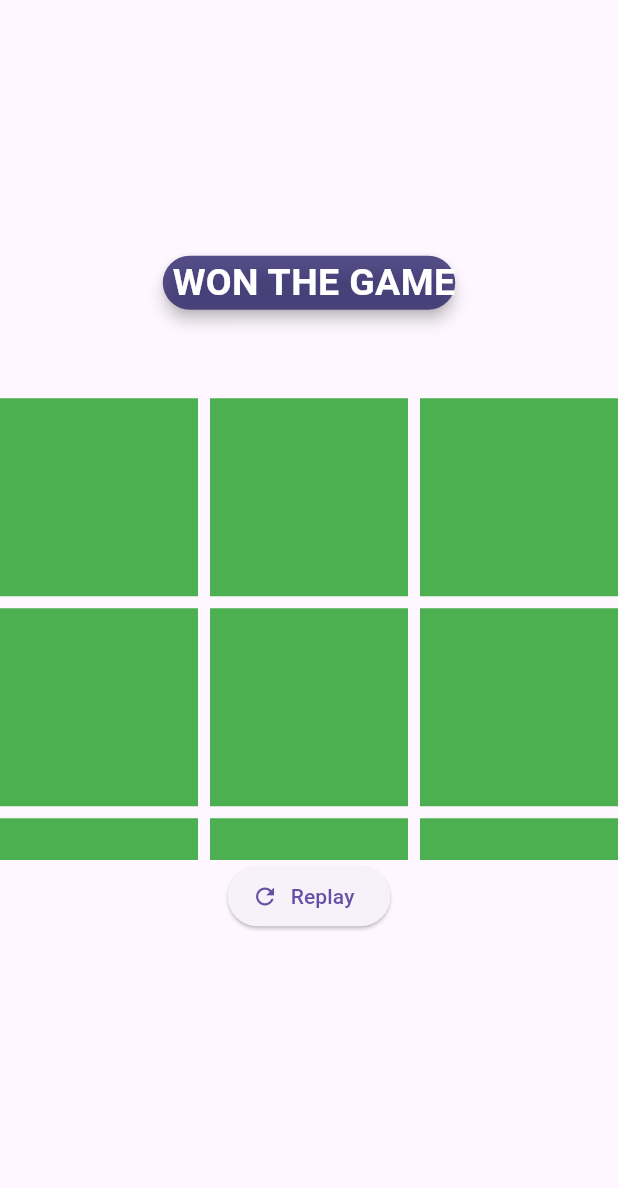
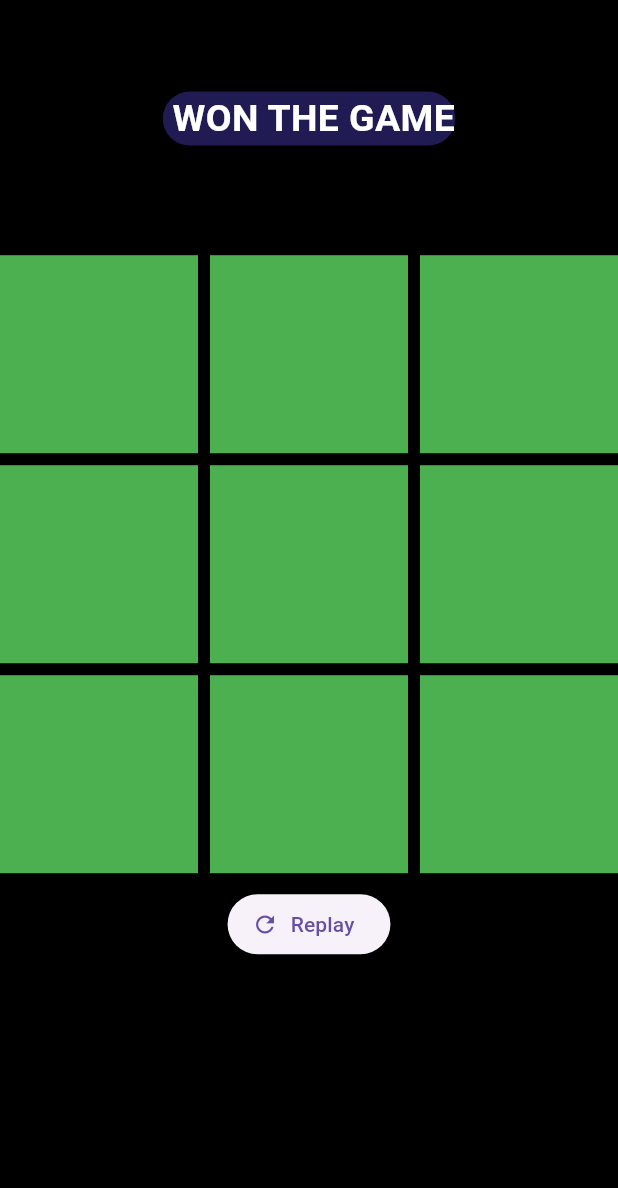
Before and after one commit to MdSohidUllahChowdhury/The-Gridlock, a Flutter app: the screen it shows after launch, on a phone screen of 412 x 824 dp, the part 48-1236 px from its top. Run offline on Flutter 3.47's test engine with Material 3 defaults, Android fonts, the light colour scheme and no system bars.

Commit message:
Some Fix

```diff
--- a/lib/loka.dart
+++ b/lib/loka.dart
@@ -1,5 +1,3 @@
-// ignore_for_file: prefer_const_constructors, avoid_unnecessary_containers, sized_box_for_whitespace, avoid_print
-
 import 'package:flutter/material.dart';
 
 class Loka extends StatefulWidget {
@@ -67,67 +65,70 @@ setState(() {
 
 }
 
-
-
   @override
   Widget build(BuildContext context) {
-
+    final size = MediaQuery.sizeOf(context);
     return Scaffold(
-
+      backgroundColor: Colors.black,
       appBar: AppBar(
-        title: Text('The Grid Lock',
+        backgroundColor: Colors.amber,
+        toolbarHeight: 32,
+        title: const Text(
+          'The Grid Lock',
           style: TextStyle(
               fontSize: 14,
               fontWeight: FontWeight.w900,
               letterSpacing: 3.5),),
-        toolbarHeight: 32,
-        backgroundColor: Colors.amber,
         centerTitle: true,
       ),
-
-
-      body: Column( mainAxisAlignment: MainAxisAlignment.center,
-
-          children: [ if (winner != " ")
-           Card(margin: EdgeInsets.only(bottom: 45),
-            color: Color.fromARGB(201, 41, 34, 105),
-            elevation: 4,
-            shape: RoundedRectangleBorder(borderRadius: BorderRadius.all(Radius.elliptical(20, 20))),
-            child: Text('$winner WON THE GAME',
-            style: TextStyle(
+      body: Column(
+        mainAxisAlignment: MainAxisAlignment.spaceEvenly,
+        children: [
+          if (winner != " ")
+            Card(
+                color:const Color.fromARGB(201, 41, 34, 105),
+                //margin:const EdgeInsets.all(50),
+                elevation: 3,
+                shape:const RoundedRectangleBorder(
+                    borderRadius: BorderRadius.all(Radius.elliptical(20, 20))),
+                child: Text(
+                  '$winner WON THE GAME',
+                  style:const TextStyle(
                       fontWeight: FontWeight.bold,
                       fontSize: 25,
-              color: Colors.white),)),
-
-          SizedBox(height: 2,),
-
+                      color: Colors.white,
+                    ),
+                    textAlign: TextAlign.center
+                )),
+          // ignore: sized_box_for_whitespace
           Container(
-            height: 320,
-            width: double.infinity,
-            child: GridView.builder(padding: EdgeInsets.only(top: 12),
+            height: size.height * .7,
+            child: Column(
+              children: [
+                GridView.builder(
+                    padding:const EdgeInsets.only(top: 12),
                     shrinkWrap: true,
-              gridDelegate: SliverGridDelegateWithFixedCrossAxisCount(
+                    gridDelegate:const SliverGridDelegateWithFixedCrossAxisCount(
                       crossAxisCount: 3,
                       crossAxisSpacing: 8,
                       mainAxisSpacing: 8,
                     ),
                     itemCount: grid.length,
-
-              itemBuilder: (context, index) =>
-              Material(color: Colors.green,
+                    itemBuilder: (context, index) => Material(
+                          color: Colors.green,
                           child: InkWell(
                               splashColor: Colors.red,
-                  onTap: ()=> pxo(index),
-                  child: Center(
-                  child: Text(grid[index])
+                              onTap: () => pxo(index),
+                              child: Center(child: Text(grid[index]))),
                         )),
-              )),
-          ),
-
+              const SizedBox(height: 10,),
               ElevatedButton.icon(
               onPressed: reset,
-            icon: Icon(Icons.refresh),
-            label: Text("Replay"))
+              icon:const Icon(Icons.refresh),
+              label: const Text("Replay"))
+              ],
+            ),
+          ),
         ],
       ),
     );
--- a/lib/main.dart
+++ b/lib/main.dart
@@ -1,7 +1,5 @@
-// ignore_for_file: prefer_const_constructors, dead_code
 import 'package:flutter/material.dart';
 import 'package:tictactoe/loka.dart';
-//import 'package:tictactoe/screen.dart';
 
 void main() {
   runApp(const MyApp());
@@ -12,10 +10,9 @@ class MyApp extends StatelessWidget {
 
   @override
   Widget build(BuildContext context) {
-    return MaterialApp(
+    return const MaterialApp(
       debugShowCheckedModeBanner: false,
       home: Loka(),
-
     );
   }
 }
```
Also changed, not shown: pubspec.lock, 1 other file. Lines whose indentation alone changed are shown as unchanged.
